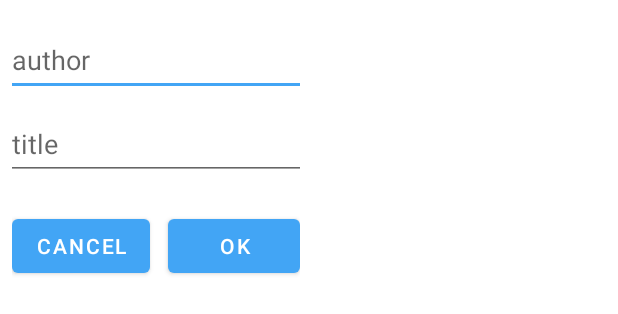
After one commit to arjunphull/SunoAudiobookPlayer, an Android app: the layout edit_details.xml on its own in the app's theme, with its tools: preview values and no code run, on a phone screen of 412 x 824 dp. The commit adds this screen. Shown: the top 314 px of the screen. Run offline under Robolectric (Android 15) with nearby library versions, the phone set to English and light mode, and no system bars.

Commit message:
allow editing author and title

```diff
--- /dev/null
+++ b/app/src/main/res/layout/edit_details.xml
@@ -0,0 +1,61 @@
+<LinearLayout xmlns:android="http://schemas.android.com/apk/res/android"
+    xmlns:tools="http://schemas.android.com/tools"
+    android:orientation="vertical"
+    android:layout_width="wrap_content"
+    android:layout_height="wrap_content">
+
+    <EditText
+        android:id="@+id/etAuthor"
+        android:layout_width="match_parent"
+        android:layout_height="wrap_content"
+        android:layout_marginLeft="4dp"
+        android:layout_marginTop="16dp"
+        android:layout_marginRight="4dp"
+        android:layout_marginBottom="4dp"
+        android:hint="@string/author"
+        android:importantForAutofill="no"
+        android:inputType="text"
+        android:minHeight="48dp" />
+
+    <EditText
+        android:id="@+id/etTitle"
+        android:layout_width="match_parent"
+        android:layout_height="wrap_content"
+        android:layout_marginLeft="4dp"
+        android:layout_marginTop="4dp"
+        android:layout_marginRight="4dp"
+        android:layout_marginBottom="16dp"
+        android:hint="@string/title"
+        android:inputType="text"
+        android:minHeight="48dp"
+        tools:ignore="Autofill" />
+
+    <LinearLayout xmlns:android="http://schemas.android.com/apk/res/android"
+        android:layout_width="fill_parent"
+        android:layout_height="wrap_content"
+        android:layout_marginLeft="8dp"
+        android:layout_marginTop="4dp"
+        android:layout_marginRight="8dp"
+        android:layout_marginBottom="4dp"
+        android:orientation="horizontal"
+        android:weightSum="2">
+
+        <Button
+            android:id="@+id/bCancel"
+            android:text="cancel"
+            android:layout_width="wrap_content"
+            android:layout_height="wrap_content"
+            android:layout_marginRight="8dp"
+            android:layout_weight="1"/>
+
+        <Button
+            android:id="@+id/bOk"
+            android:text="ok"
+            android:layout_width="wrap_content"
+            android:layout_height="wrap_content"
+            android:layout_marginLeft="4dp"
+            android:layout_weight="1"/>
+
+    </LinearLayout>
+
+</LinearLayout>
--- a/app/src/main/res/values/strings.xml
+++ b/app/src/main/res/values/strings.xml
@@ -6,7 +6,12 @@
     <string name="chooseDirectory">Choose directory</string>
     <string name="unknown">unknown</string>
     <string name="remove_from_library">remove from library</string>
+    <string name="edit_details">edit details</string>
     <string name="about">About</string>
+    <string name="ok">ok</string>
+    <string name="cancel">cancel</string>
+    <string name="author">author</string>
+    <string name="title">title</string>
     <string name="welcome">Welcome to SunoAudiobookPlayer!</string>
     <string name="first_start_msg">By default, SunoAudiobookPlayer parses tag information of audio files to build it\'s library. If your files are untagged or insufficiently tagged, it will guess author, title, and track numbers based on directory structure. In this case, you must have your files organized with the following folder structure: AUTHOR/TITLE/{FILES}.</string>
 </resources>
```
Also changed, not shown: app/build.gradle (+8 -8 lines), app/src/main/java/com/github/arjunphull/sunoaudiobookplayer/datamodel/AudiobookDataModel.java (+14 -5 lines), app/src/main/java/com/github/arjunphull/sunoaudiobookplayer/file/Audiobook.java (+10 -2 lines), app/src/main/java/com/github/arjunphull/sunoaudiobookplayer/file/Database.java (+51 -1 lines), app/src/main/java/com/github/arjunphull/sunoaudiobookplayer/ui/LibraryActivity.java (+49 -2 lines).
